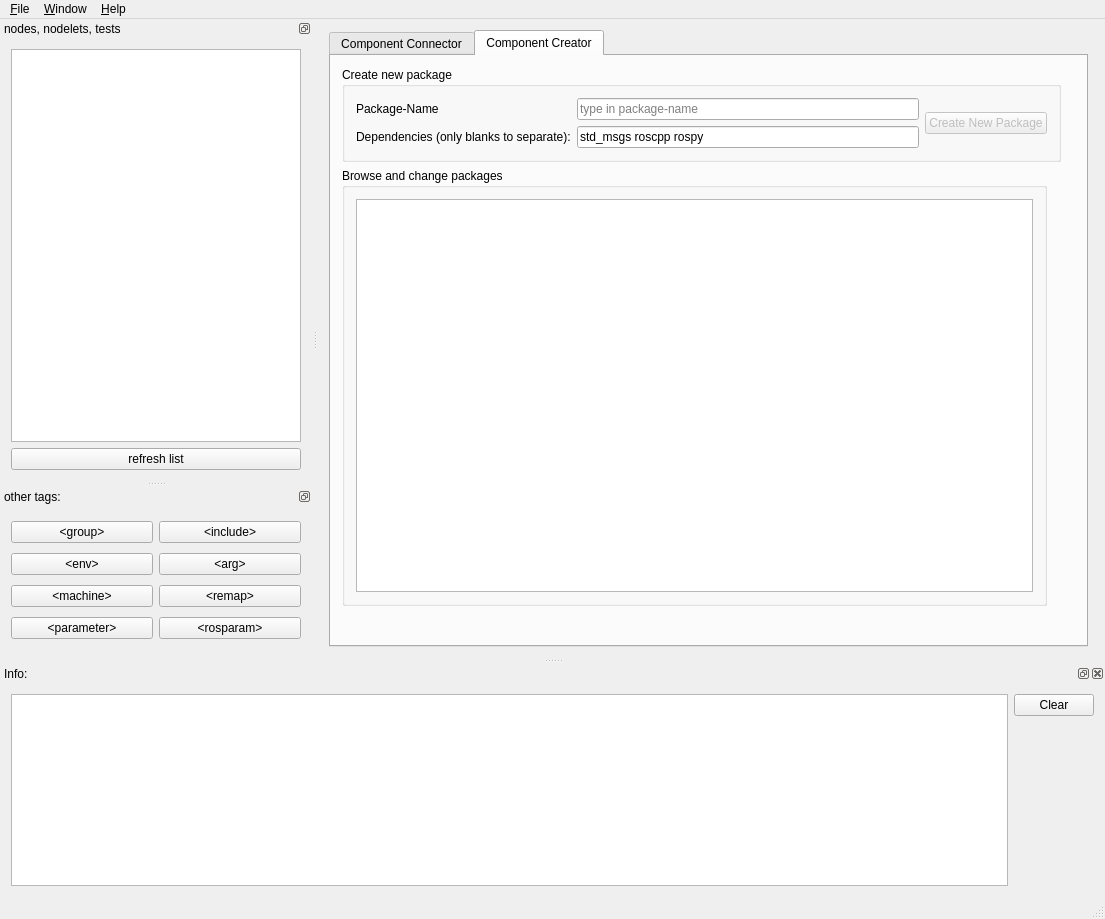
Before: the Qt Designer form rxDev/src/rxdev.ui in songxuchao/rxdeveloper-ros-pkg, drawn with Qt 5.
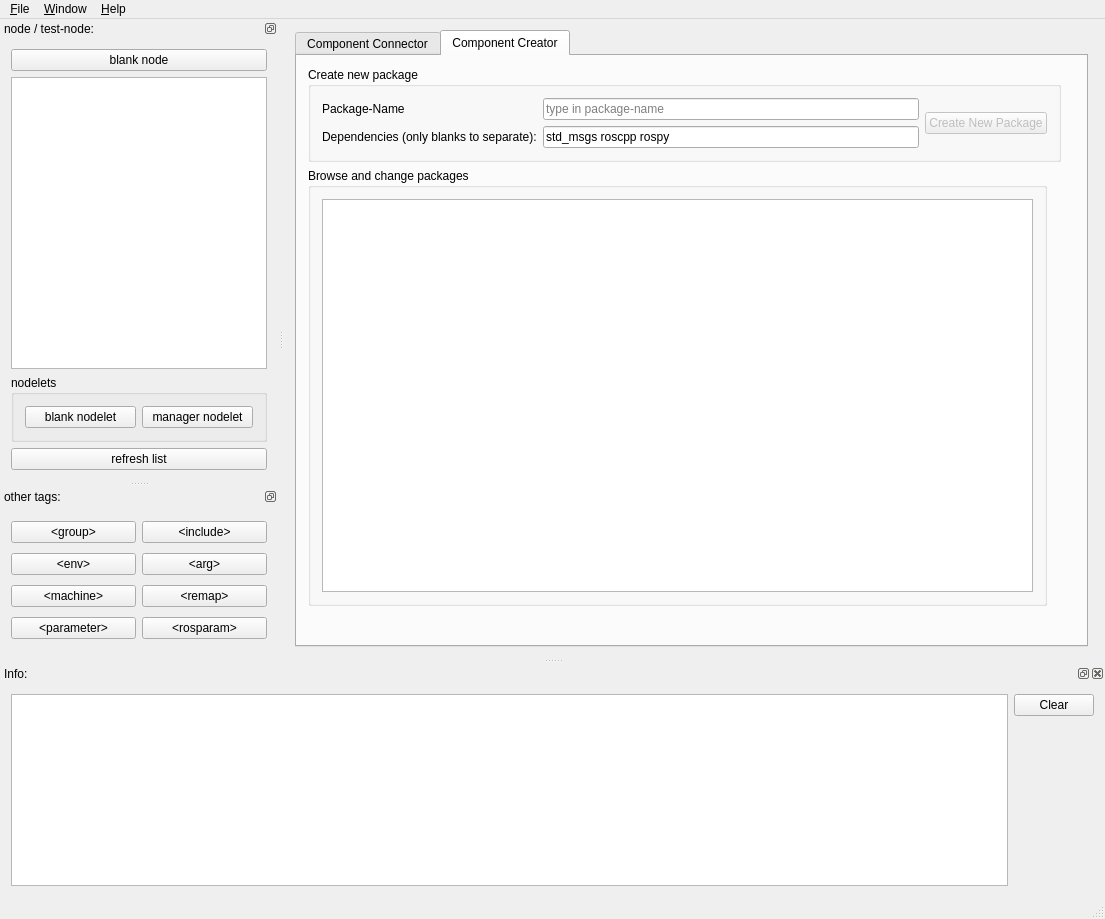
After: the same form once the commit is applied. Icons and pictures are not drawn.

Commit message: support for nodelets and blank nodes

```diff
--- a/rxDev/src/rxdev.ui
+++ b/rxDev/src/rxdev.ui
@@ -200,7 +200,7 @@
   <widget class="QDockWidget" name="dockWidget_availableNodes">
    <property name="minimumSize">
     <size>
-     <width>200</width>
+     <width>268</width>
      <height>268</height>
     </size>
    </property>
@@ -226,14 +226,14 @@
     <set>Qt::LeftDockWidgetArea|Qt::RightDockWidgetArea</set>
    </property>
    <property name="windowTitle">
-    <string>nodes, nodelets, tests</string>
+    <string>node / test-node:</string>
    </property>
    <attribute name="dockWidgetArea">
     <number>1</number>
    </attribute>
    <widget class="QWidget" name="dockWidgetContents_2">
     <layout class="QGridLayout" name="gridLayout_15">
-     <item row="0" column="0">
+     <item row="1" column="0">
       <widget class="QTreeView" name="treeView_availableNodes">
        <property name="minimumSize">
         <size>
@@ -273,13 +273,79 @@
        </attribute>
       </widget>
      </item>
-     <item row="1" column="0">
+     <item row="4" column="0">
       <widget class="QPushButton" name="pushButton_refreshNodes">
+       <property name="minimumSize">
+        <size>
+         <width>200</width>
+         <height>0</height>
+        </size>
+       </property>
+       <property name="baseSize">
+        <size>
+         <width>200</width>
+         <height>0</height>
+        </size>
+       </property>
        <property name="text">
         <string>refresh list</string>
        </property>
       </widget>
      </item>
+     <item row="2" column="0">
+      <widget class="QGroupBox" name="groupBox_3">
+       <property name="minimumSize">
+        <size>
+         <width>250</width>
+         <height>0</height>
+        </size>
+       </property>
+       <property name="baseSize">
+        <size>
+         <width>250</width>
+         <height>0</height>
+        </size>
+       </property>
+       <property name="title">
+        <string>nodelets</string>
+       </property>
+       <layout class="QGridLayout" name="gridLayout_4">
+        <item row="1" column="0">
+         <widget class="QPushButton" name="pushButton_blankNodelet">
+          <property name="text">
+           <string>blank nodelet</string>
+          </property>
+         </widget>
+        </item>
+        <item row="1" column="1">
+         <widget class="QPushButton" name="pushButton_managerNodelet">
+          <property name="text">
+           <string>manager nodelet</string>
+          </property>
+         </widget>
+        </item>
+       </layout>
+      </widget>
+     </item>
+     <item row="0" column="0">
+      <widget class="QPushButton" name="pushButton_blankNode">
+       <property name="minimumSize">
+        <size>
+         <width>200</width>
+         <height>0</height>
+        </size>
+       </property>
+       <property name="baseSize">
+        <size>
+         <width>200</width>
+         <height>0</height>
+        </size>
+       </property>
+       <property name="text">
+        <string>blank node</string>
+       </property>
+      </widget>
+     </item>
     </layout>
    </widget>
   </widget>
@@ -292,7 +358,7 @@
    </property>
    <property name="minimumSize">
     <size>
-     <width>312</width>
+     <width>200</width>
      <height>171</height>
     </size>
    </property>
```
Left out of the diff: 16 changed lines with no effect on the pictures. The commit also changes 6 other files.
